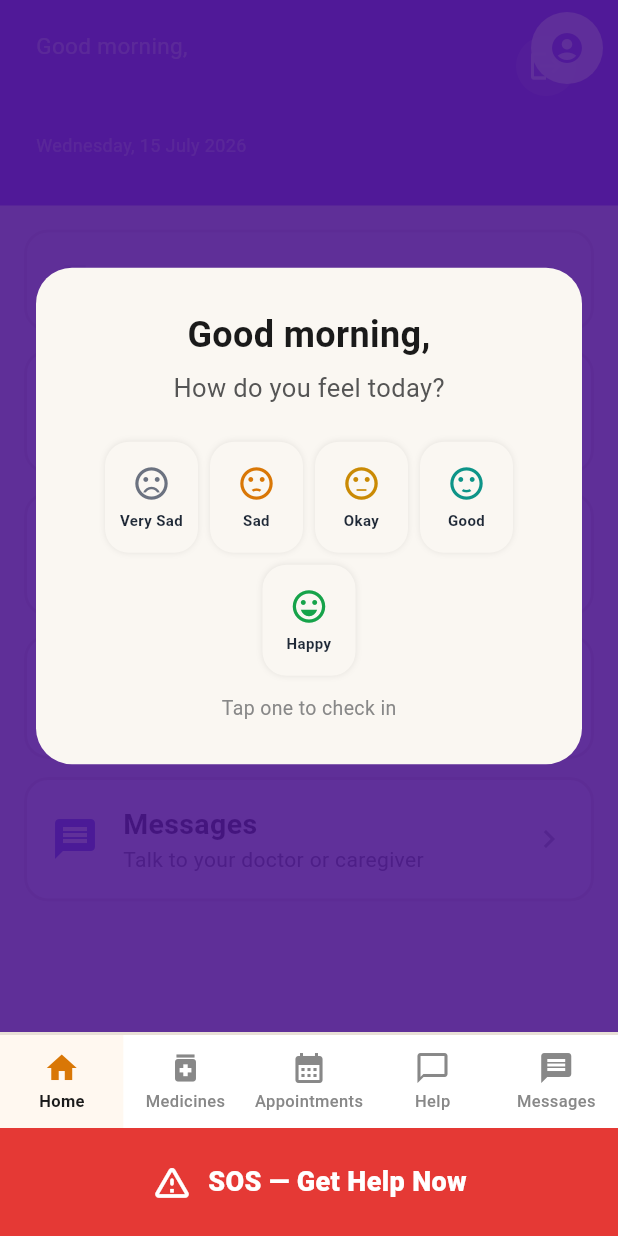
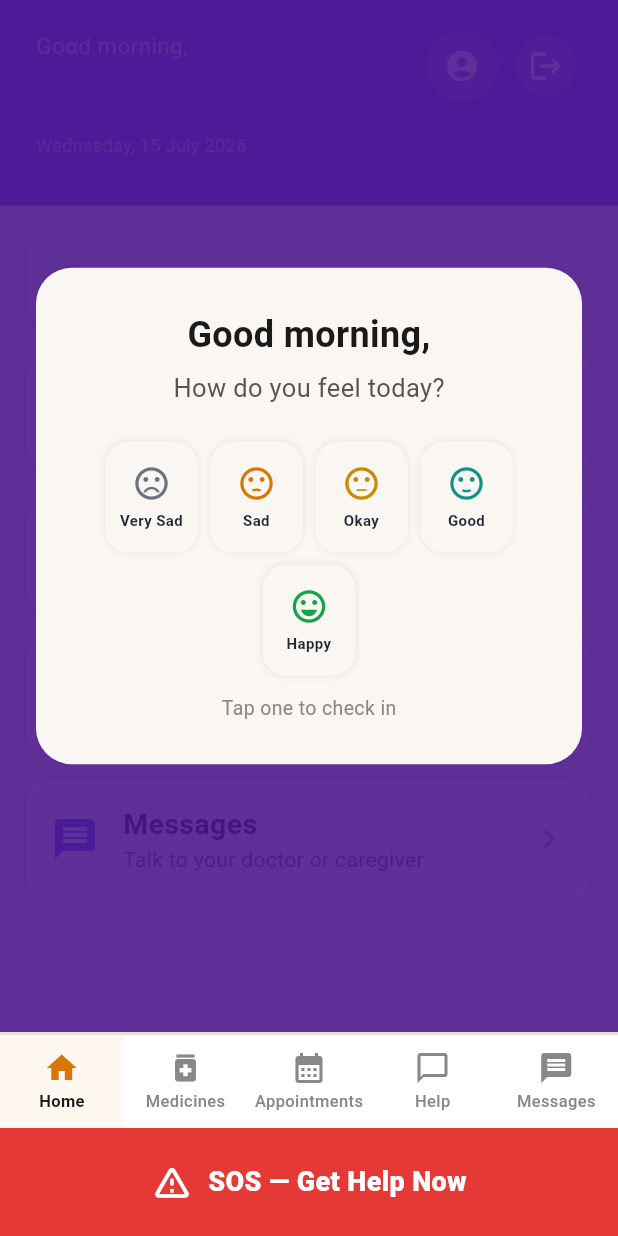
Before and after one commit to LasataM/CuroME-Frontend, a Flutter app: the PatientHomeScreen screen opened by its route, on a phone screen of 412 x 824 dp. Run offline on Flutter 3.47's test engine with Material 3 defaults, Android fonts, the phone set to English and light mode, and no system bars; our stand-ins replace dio, firebase_messaging, fl_chart, flutter_local_notifications, flutter_riverpod, shared_preferences and 1 more; accounts and stored records are empty.

Commit message:
fix alignment

```diff
--- a/lib/screens/doctor/doctor_home_tab.dart
+++ b/lib/screens/doctor/doctor_home_tab.dart
@@ -9,11 +9,13 @@ import 'package:curome/screens/doctor/doctor_tab.dart';
 class DoctorHomeTab extends ConsumerWidget {
   final void Function(DoctorTab tab) onNavigate;
   final VoidCallback onShowNotifications;
+  final Widget profileButton;
 
   const DoctorHomeTab({
     super.key,
     required this.onNavigate,
     required this.onShowNotifications,
+    required this.profileButton,
   });
 
   @override
@@ -50,6 +52,8 @@ class DoctorHomeTab extends ConsumerWidget {
                     ],
                   ),
                 ),
+                profileButton,
+                const SizedBox(width: 8),
                 NotificationBell(
                   unreadCount: state.unreadCountFor(Role.doctor),
                   onTap: onShowNotifications,
--- a/lib/screens/patient/patient_home_screen.dart
+++ b/lib/screens/patient/patient_home_screen.dart
@@ -113,22 +113,6 @@ class _PatientHomeScreenState extends ConsumerState<PatientHomeScreen> {
       body: Stack(
         children: [
           _buildTab(),
-          Positioned(
-            top: 8,
-            right: 10,
-            child: Material(
-              color: Colors.white.withValues(alpha: 0.92),
-              shape: const CircleBorder(),
-              child: IconButton(
-                tooltip: 'Profile',
-                icon: const Icon(Icons.account_circle, color: AppColors.purple),
-                onPressed: () => Navigator.push(
-                  context,
-                  MaterialPageRoute(builder: (_) => const ProfileScreen()),
-                ),
-              ),
-            ),
-          ),
           if (!_moodSubmitted && state.shouldShowMoodCheck)
             _buildMoodModal(state),
           if (_moodToastVisible) _buildMoodToast(),
@@ -157,6 +141,18 @@ class _PatientHomeScreenState extends ConsumerState<PatientHomeScreen> {
           moodSubmitted: _moodSubmitted,
           selectedMood: _selectedMood,
           onNavigate: _goTo,
+          profileButton: Material(
+            color: Colors.white.withValues(alpha: 0.2),
+            shape: const CircleBorder(),
+            child: IconButton(
+              tooltip: 'Profile',
+              icon: const Icon(Icons.account_circle, color: Colors.white),
+              onPressed: () => Navigator.push(
+                context,
+                MaterialPageRoute(builder: (_) => const ProfileScreen()),
+              ),
+            ),
+          ),
         );
       case PatientTab.medicines:
         return PatientMedicinesTab(onBack: _goHome, onHome: _goHome);
--- a/lib/screens/patient/patient_home_tab.dart
+++ b/lib/screens/patient/patient_home_tab.dart
@@ -23,12 +23,14 @@ class PatientHomeTab extends ConsumerWidget {
   final bool moodSubmitted;
   final int? selectedMood;
   final void Function(PatientTab tab) onNavigate;
+  final Widget profileButton;
 
   const PatientHomeTab({
     super.key,
     required this.moodSubmitted,
     required this.selectedMood,
     required this.onNavigate,
+    required this.profileButton,
   });
 
   void _confirmReminder(
@@ -124,6 +126,8 @@ class PatientHomeTab extends ConsumerWidget {
                       ],
                     ),
                   ),
+                  profileButton,
+                  const SizedBox(width: 8),
                   IconButton(
                     onPressed: () {
                       state.logout();
@@ -177,7 +181,8 @@ class PatientHomeTab extends ConsumerWidget {
                         ],
                       ),
                     ),
-                  _medicineCard(context, state, nextReminder, reminders, allDone),
+                  _medicineCard(
+                      context, state, nextReminder, reminders, allDone),
                   const SizedBox(height: 12),
                   _navCard(
                     icon: Icons.medication,
```
Also changed, not shown: lib/screens/doctor/doctor_home_screen.dart (+2 -6 lines).
